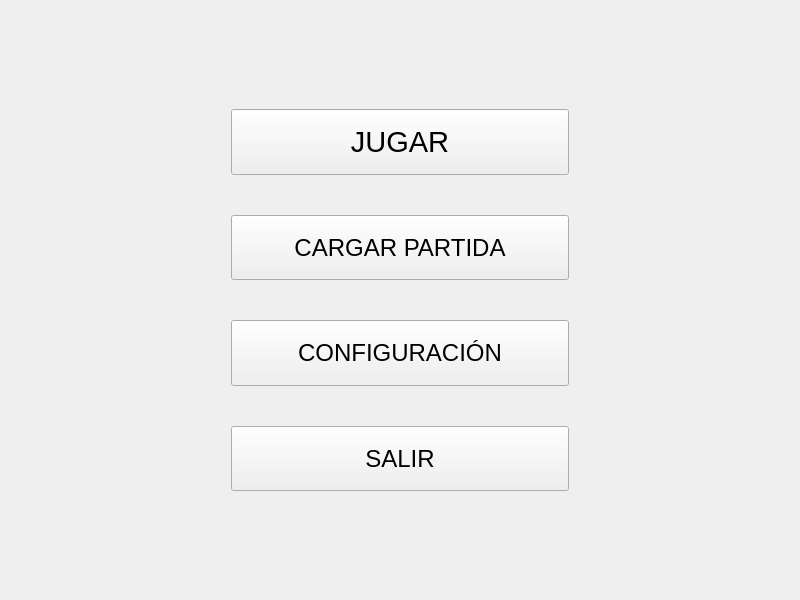
Before: the Qt Designer form PantallaMenu/pantallamenu.ui in 0tomi/POO-TP, drawn with Qt 5.
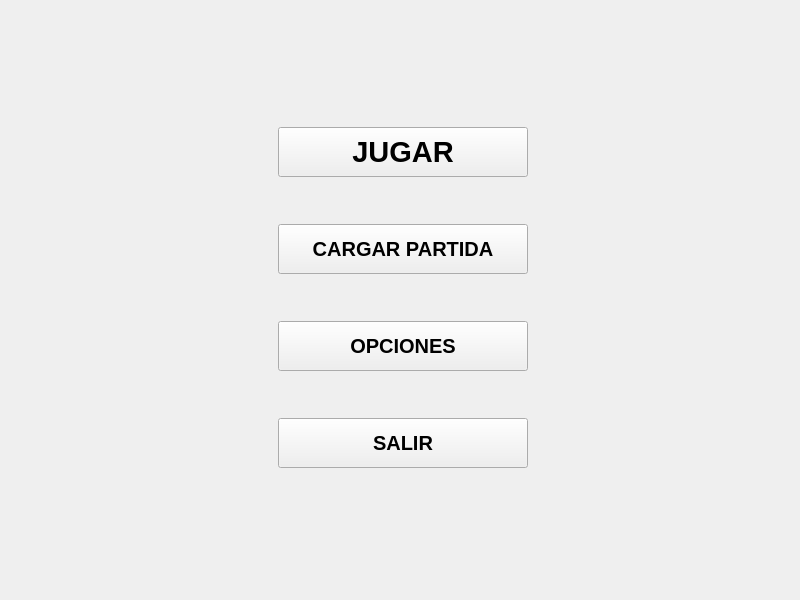
After: the same form once the commit is applied. The open tabs and pages were chosen to show the change. Icons and pictures are not drawn.

Commit message: lo rari

The edit to the form file:
```diff
--- a/PantallaMenu/pantallamenu.ui
+++ b/PantallaMenu/pantallamenu.ui
@@ -19,6 +19,9 @@
   <property name="windowTitle">
    <string>Form</string>
   </property>
+  <property name="layoutDirection">
+   <enum>Qt::RightToLeft</enum>
+  </property>
   <layout class="QVBoxLayout" name="verticalLayout_2">
    <property name="spacing">
     <number>0</number>
@@ -63,97 +66,100 @@
         </property>
         <widget class="QWidget" name="pprincipal">
          <layout class="QVBoxLayout" name="verticalLayout_3">
+          <property name="spacing">
+           <number>5</number>
+          </property>
+          <property name="leftMargin">
+           <number>20</number>
+          </property>
+          <property name="topMargin">
+           <number>5</number>
+          </property>
+          <property name="rightMargin">
+           <number>50</number>
+          </property>
+          <property name="bottomMargin">
+           <number>10</number>
+          </property>
           <item>
-           <layout class="QVBoxLayout" name="verticalLayout">
-            <property name="spacing">
-             <number>40</number>
+           <widget class="QPushButton" name="botonCargar">
+            <property name="maximumSize">
+             <size>
+              <width>250</width>
+              <height>50</height>
+             </size>
             </property>
-            <property name="sizeConstraint">
-             <enum>QLayout::SetDefaultConstraint</enum>
+            <property name="font">
+             <font>
+              <family>MS Sans Serif</family>
+              <pointsize>22</pointsize>
+              <bold>true</bold>
+             </font>
             </property>
-            <property name="topMargin">
-             <number>20</number>
+            <property name="text">
+             <string>JUGAR</string>
             </property>
-            <property name="bottomMargin">
-             <number>20</number>
+           </widget>
+          </item>
+          <item>
+           <widget class="QPushButton" name="botonSettings">
+            <property name="maximumSize">
+             <size>
+              <width>250</width>
+              <height>50</height>
+             </size>
             </property>
-            <item>
-             <widget class="QPushButton" name="botonSalir">
-              <property name="sizePolicy">
-               <sizepolicy hsizetype="Preferred" vsizetype="Preferred">
-                <horstretch>0</horstretch>
-                <verstretch>0</verstretch>
-               </sizepolicy>
-              </property>
-              <property name="font">
-               <font>
-                <family>MS Sans Serif</family>
-                <pointsize>22</pointsize>
-               </font>
-              </property>
-              <property name="text">
-               <string>JUGAR</string>
-              </property>
-             </widget>
-            </item>
-            <item>
-             <widget class="QPushButton" name="botonJugar">
-              <property name="sizePolicy">
-               <sizepolicy hsizetype="Preferred" vsizetype="Preferred">
-                <horstretch>0</horstretch>
-                <verstretch>0</verstretch>
-               </sizepolicy>
-              </property>
-              <property name="font">
-               <font>
-                <family>MS Sans Serif</family>
-                <pointsize>18</pointsize>
-               </font>
-              </property>
-              <property name="text">
-               <string>CARGAR PARTIDA</string>
-              </property>
-             </widget>
-            </item>
-            <item>
-             <widget class="QPushButton" name="botonCargar">
-              <property name="sizePolicy">
-               <sizepolicy hsizetype="Minimum" vsizetype="Preferred">
-                <horstretch>0</horstretch>
-                <verstretch>0</verstretch>
-               </sizepolicy>
-              </property>
-              <property name="font">
-               <font>
-                <family>MS Sans Serif</family>
-                <pointsize>18</pointsize>
-               </font>
-              </property>
-              <property name="text">
-               <string>CONFIGURACIÓN</string>
-              </property>
-             </widget>
-            </item>
-            <item>
-             <widget class="QPushButton" name="botonSettings">
-              <property name="sizePolicy">
-               <sizepolicy hsizetype="Minimum" vsizetype="Preferred">
-                <horstretch>0</horstretch>
-                <verstretch>0</verstretch>
-               </sizepolicy>
-              </property>
-              <property name="font">
-               <font>
-                <family>MS Sans Serif</family>
-                <pointsize>18</pointsize>
-               </font>
-              </property>
-              <property name="text">
-               <string>SALIR</string>
-              </property>
-             </widget>
-            </item>
-           </layout>
+            <property name="font">
+             <font>
+              <family>MS Sans Serif</family>
+              <pointsize>15</pointsize>
+              <bold>true</bold>
+             </font>
+            </property>
+            <property name="text">
+             <string>CARGAR PARTIDA</string>
+            </property>
+           </widget>
+          </item>
+          <item>
+           <widget class="QPushButton" name="botonSalir">
+            <property name="maximumSize">
+             <size>
+              <width>250</width>
+              <height>50</height>
+             </size>
+            </property>
+            <property name="font">
+             <font>
+              <family>MS Sans Serif</family>
+              <pointsize>15</pointsize>
+              <bold>true</bold>
+             </font>
+            </property>
+            <property name="text">
+             <string>OPCIONES</string>
+            </property>
+           </widget>
+          </item>
+          <item>
+           <widget class="QPushButton" name="botonJugar">
+            <property name="maximumSize">
+             <size>
+              <width>250</width>
+              <height>50</height>
+             </size>
+            </property>
+            <property name="font">
+             <font>
+              <family>MS Sans Serif</family>
+              <pointsize>15</pointsize>
+              <bold>true</bold>
+             </font>
+            </property>
+            <property name="text">
+             <string>SALIR</string>
+            </property>
+           </widget>
           </item>
          </layout>
         </widget>
```
Left out of the diff: 136 changed lines with no effect on the pictures.
